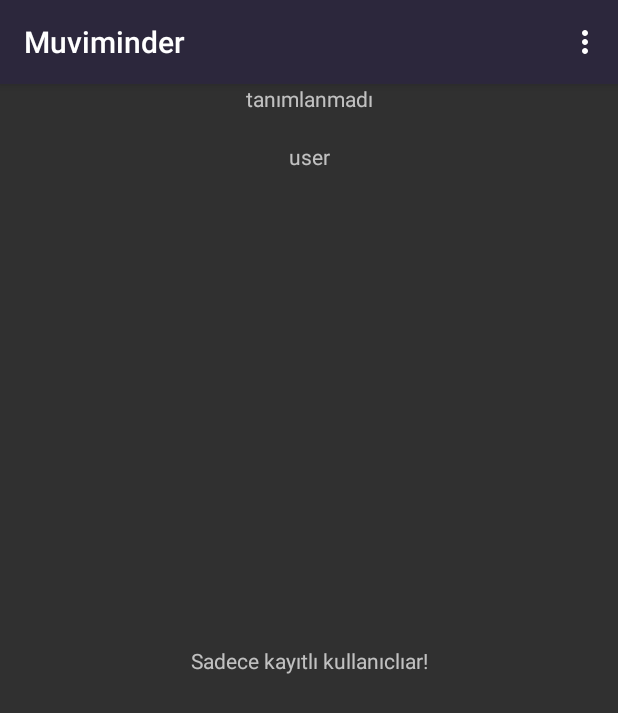
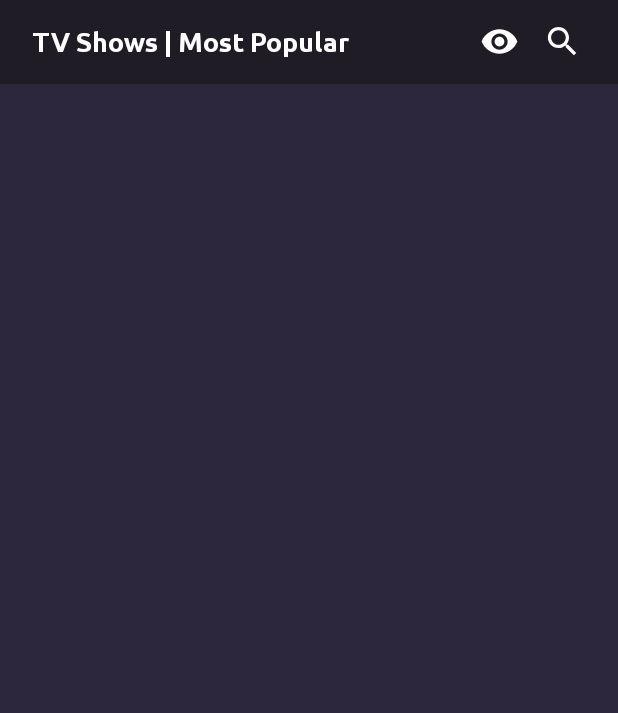
Before and after one commit to tolgabudanoglu/Muviminder, an Android app: the MainActivity screen opened directly, with no data from a screen before it, on a phone screen of 412 x 824 dp. Shown: the top 713 px of the screen. Run offline under Robolectric (Android 15) with nearby library versions, the light colour scheme and no system bars; our stand-ins replace Firebase (no records; nobody signed in at launch, a user with empty details on screens opened directly), data binding, sdp/ssp sizes.

Commit message:
home screen ui design

```diff
--- a/app/build.gradle
+++ b/app/build.gradle
@@ -34,6 +34,7 @@ android {
         jvmTarget = '1.8'
     }
     buildFeatures {
+        dataBinding true
         viewBinding true
     }
 }
@@ -42,14 +43,46 @@ dependencies {
 
     implementation 'androidx.core:core-ktx:1.7.0'
     implementation 'androidx.appcompat:appcompat:1.5.1'
-    implementation 'com.google.android.material:material:1.7.0'
     implementation 'androidx.constraintlayout:constraintlayout:2.1.4'
-    implementation 'com.google.android.gms:play-services-auth:20.4.1'
     testImplementation 'junit:junit:4.13.2'
-    androidTestImplementation 'androidx.test.ext:junit:1.1.4'
-    androidTestImplementation 'androidx.test.espresso:espresso-core:3.5.0'
+    androidTestImplementation 'androidx.test.ext:junit:1.1.5'
+    androidTestImplementation 'androidx.test.espresso:espresso-core:3.5.1'
+
+
+
+
+    //firebase
     implementation platform('com.google.firebase:firebase-bom:31.1.1')
     implementation 'com.google.firebase:firebase-auth-ktx'
     implementation 'com.facebook.android:facebook-login:latest.release'
+
+    //material design
+    implementation 'com.google.android.material:material:1.9.0'
+
+    //google play service
+    implementation 'com.google.android.gms:play-services-auth:20.5.0'
+
+    //retrofit gson
+    implementation 'com.squareup.retrofit2:retrofit:2.9.0'
+    implementation 'com.squareup.retrofit2:converter-gson:2.9.0'
+
+    //picasso
     implementation 'com.squareup.picasso:picasso:2.8'
+
+    //lifecycle extension
+    implementation 'androidx.lifecycle:lifecycle-extensions:2.2.0'
+
+    // Room 8 RxJava Support
+    implementation 'androidx.room:room-runtime:2.2.5'
+    kapt "androidx.room:room-compiler:2.2.5"
+    implementation 'androidx.room:room-rxjava2:2.2.5'
+    // RxJava
+    implementation 'io.reactivex.rxjava2:rxandroid:2.0.1'
+    // Scalable size Units
+    implementation 'com.intuit.sdp:sdp-android:1.1.0'
+    implementation 'com.intuit.ssp:ssp-android:1.1.0'
+
+    //Rounded Image View
+    implementation 'com.makeramen:roundedimageview:2.3.0'
+
 }
--- a/app/src/main/java/com/example/muviminder/MainActivity.kt
+++ b/app/src/main/java/com/example/muviminder/MainActivity.kt
@@ -28,9 +28,7 @@ class MainActivity : AppCompatActivity() {
     private fun setUserSettings(){
         var kullanici = FirebaseAuth.getInstance().currentUser
         if (kullanici != null){
-            tvKullaniciAdi.text = if (kullanici.displayName.isNullOrEmpty())"tanımlanmadı" else kullanici.displayName
-            tvMail.text = kullanici.email
-            tvUserId.text = kullanici.uid
+
 
         }
     }
--- /dev/null
+++ b/app/src/main/res/drawable/ic_search.xml
@@ -0,0 +1,5 @@
+<vector android:height="24dp" android:tint="#000000"
+    android:viewportHeight="24" android:viewportWidth="24"
+    android:width="24dp" xmlns:android="http://schemas.android.com/apk/res/android">
+    <path android:fillColor="@android:color/white" android:pathData="M15.5,14h-0.79l-0.28,-0.27C15.41,12.59 16,11.11 16,9.5 16,5.91 13.09,3 9.5,3S3,5.91 3,9.5 5.91,16 9.5,16c1.61,0 3.09,-0.59 4.23,-1.57l0.27,0.28v0.79l5,4.99L20.49,19l-4.99,-5zM9.5,14C7.01,14 5,11.99 5,9.5S7.01,5 9.5,5 14,7.01 14,9.5 11.99,14 9.5,14z"/>
+</vector>
--- /dev/null
+++ b/app/src/main/res/drawable/ic_watchlist.xml
@@ -0,0 +1,5 @@
+<vector android:height="24dp" android:tint="#000000"
+    android:viewportHeight="24" android:viewportWidth="24"
+    android:width="24dp" xmlns:android="http://schemas.android.com/apk/res/android">
+    <path android:fillColor="@android:color/white" android:pathData="M12,4.5C7,4.5 2.73,7.61 1,12c1.73,4.39 6,7.5 11,7.5s9.27,-3.11 11,-7.5c-1.73,-4.39 -6,-7.5 -11,-7.5zM12,17c-2.76,0 -5,-2.24 -5,-5s2.24,-5 5,-5 5,2.24 5,5 -2.24,5 -5,5zM12,9c-1.66,0 -3,1.34 -3,3s1.34,3 3,3 3,-1.34 3,-3 -1.34,-3 -3,-3z"/>
+</vector>
--- a/app/src/main/res/layout/activity_main.xml
+++ b/app/src/main/res/layout/activity_main.xml
@@ -1,45 +1,70 @@
 <?xml version="1.0" encoding="utf-8"?>
-<androidx.constraintlayout.widget.ConstraintLayout xmlns:android="http://schemas.android.com/apk/res/android"
+<layout xmlns:android="http://schemas.android.com/apk/res/android"
     xmlns:app="http://schemas.android.com/apk/res-auto"
-    xmlns:tools="http://schemas.android.com/tools"
+    xmlns:tools="http://schemas.android.com/tools">
+
+    <data>
+
+    </data>
+
+    <androidx.constraintlayout.widget.ConstraintLayout
         android:layout_width="match_parent"
         android:layout_height="match_parent"
+        android:animateLayoutChanges="true"
+        android:background="@color/colorPrimary"
         tools:context=".MainActivity">
 
-    <TextView
-        android:layout_width="wrap_content"
-        android:layout_height="wrap_content"
-        android:text="Sadece kayıtlı kullanıclıar!"
-        app:layout_constraintBottom_toBottomOf="parent"
-        app:layout_constraintEnd_toEndOf="parent"
-        app:layout_constraintStart_toStartOf="parent"
-        app:layout_constraintTop_toTopOf="parent" />
+        <LinearLayout
+            android:id="@+id/layoutHeader"
+            android:layout_width="match_parent"
+            android:layout_height="?actionBarSize"
+            android:background="@color/colorPrimaryDark"
+            android:gravity="center_vertical"
+            android:orientation="horizontal"
+            android:padding="@dimen/_8sdp"
+            app:layout_constraintTop_toTopOf="parent" >
 
             <TextView
-        android:id="@+id/tvKullaniciAdi"
-        android:layout_width="wrap_content"
+                android:layout_width="0dp"
                 android:layout_height="wrap_content"
-        android:text="TextView"
-        app:layout_constraintEnd_toEndOf="parent"
-        app:layout_constraintStart_toStartOf="parent"
-        app:layout_constraintTop_toTopOf="parent" />
+                android:layout_marginStart="@dimen/_8sdp"
+                android:layout_marginEnd="@dimen/_8sdp"
+                android:layout_weight="1"
+                android:ellipsize="end"
+                android:fontFamily="@font/ubuntu_bold"
+                android:includeFontPadding="false"
+                android:maxLines="1"
+                android:text="@string/tv_shows_most_popular"
+                android:textColor="@color/colorTextIcons"
+                android:textSize="@dimen/_14ssp"
+                tools:ignore="Suspicious0dp" />
 
-    <TextView
-        android:id="@+id/tvMail"
-        android:layout_width="wrap_content"
-        android:layout_height="wrap_content"
-        android:text="TextView"
-        app:layout_constraintEnd_toEndOf="parent"
-        app:layout_constraintStart_toStartOf="parent"
-        app:layout_constraintTop_toBottomOf="@+id/tvKullaniciAdi" />
+            <ImageView
+                android:id="@+id/imageWatchlist"
+                android:layout_width="@dimen/_24sdp"
+                android:layout_height="@dimen/_24sdp"
+                android:layout_marginEnd="@dimen/_8sdp"
+                android:contentDescription="@string/app_name"
+                android:padding="@dimen/_2sdp"
+                android:src="@drawable/ic_watchlist"
+                app:tint="@color/colorTextIcons" />
 
-    <TextView
-        android:id="@+id/tvUserId"
-        android:layout_width="wrap_content"
-        android:layout_height="wrap_content"
-        android:text="TextView"
-        app:layout_constraintEnd_toEndOf="parent"
-        app:layout_constraintStart_toStartOf="parent"
-        app:layout_constraintTop_toBottomOf="@+id/tvMail" />
+            <ImageView
+                android:id="@+id/imageSearch"
+                android:layout_width="@dimen/_24sdp"
+                android:layout_height="@dimen/_24sdp"
+                android:layout_marginEnd="@dimen/_8sdp"
+                android:contentDescription="@string/app_name"
+                android:padding="@dimen/_2sdp"
+                android:src="@drawable/ic_search"
+                app:tint="@color/colorTextIcons" />
+
+
+
+
+
+        </LinearLayout>
+
 
     </androidx.constraintlayout.widget.ConstraintLayout>
+</layout>
--- a/app/src/main/res/values/colors.xml
+++ b/app/src/main/res/values/colors.xml
@@ -11,6 +11,13 @@
     <color name="colorPrimaryDark">#1F1C26</color>
     <color name="colorAccent">#CE2A5E</color>
     <color name="facebookBlue">#4267B2</color>
+    <color name="colorTextIcons">#FFFFFF</color>
     <color name="googleColor">#EA4335</color>
+    <color name="colorAccent2">#0097FB</color>
+    <color name="colorPrimaryLight">#1E2746</color>
+    <color name="colorTextPrimary">#CBD5ED</color>
+    <color name="colorTextSecondary">#4A5B82</color>
+    <color name="colorTextOther">#5AD303</color>
+    <color name="colorThemeExtra">#FF5252</color>
 
 </resources>
--- a/app/src/main/res/values/strings.xml
+++ b/app/src/main/res/values/strings.xml
@@ -6,6 +6,7 @@
     <string name="facebook_app_id">2373027829542330</string>
     <string name="fb_login_protocol_scheme">fb2373027829542330</string>
     <string name="facebook_client_token">3e3cb0de1fb912e7e4fc6229f6c4a425</string>
+    <string name="tv_shows_most_popular">TV Shows | Most Popular</string>
 
 
 </resources>
--- a/app/src/main/res/values/themes.xml
+++ b/app/src/main/res/values/themes.xml
@@ -1,6 +1,6 @@
 <resources xmlns:tools="http://schemas.android.com/tools">
     <!-- Base application theme. -->
-    <style name="Theme.Muviminder" parent="Theme.AppCompat">
+    <style name="Theme.Muviminder" parent="Theme.AppCompat.NoActionBar">
         <!-- Primary brand color. -->
         <item name="colorPrimary">#2C273C</item>
         <item name="colorPrimaryDark">#1F1C26</item>
```
Also changed, not shown: app/src/main/res/font/ubuntu_bold.ttf (added), app/src/main/res/font/ubuntu_medium.ttf (added), app/src/main/res/font/ubuntu_regular.ttf (added). Lines whose indentation alone changed are shown as unchanged.
